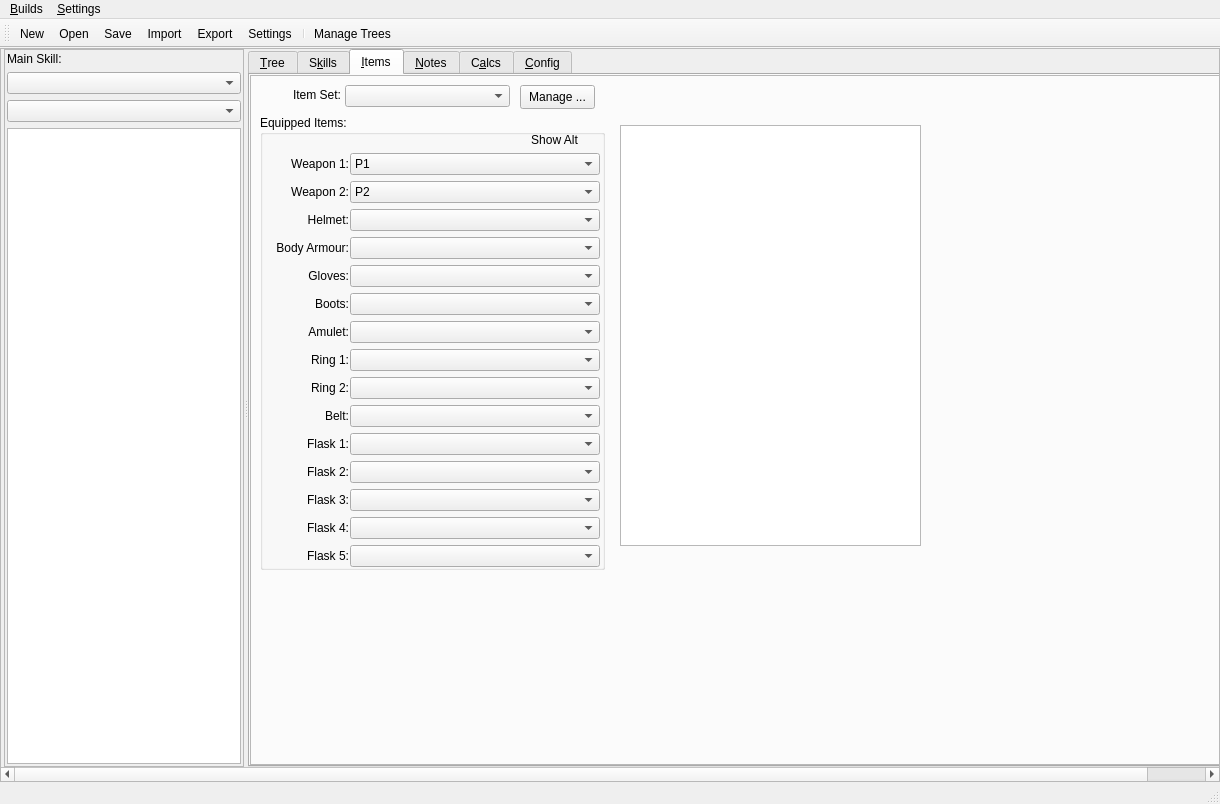
First picture: the form in Assets/PoB_Main_Window.ui, repository PathOfBuildingCommunity/PathOfBuilding-Python, before the edit.
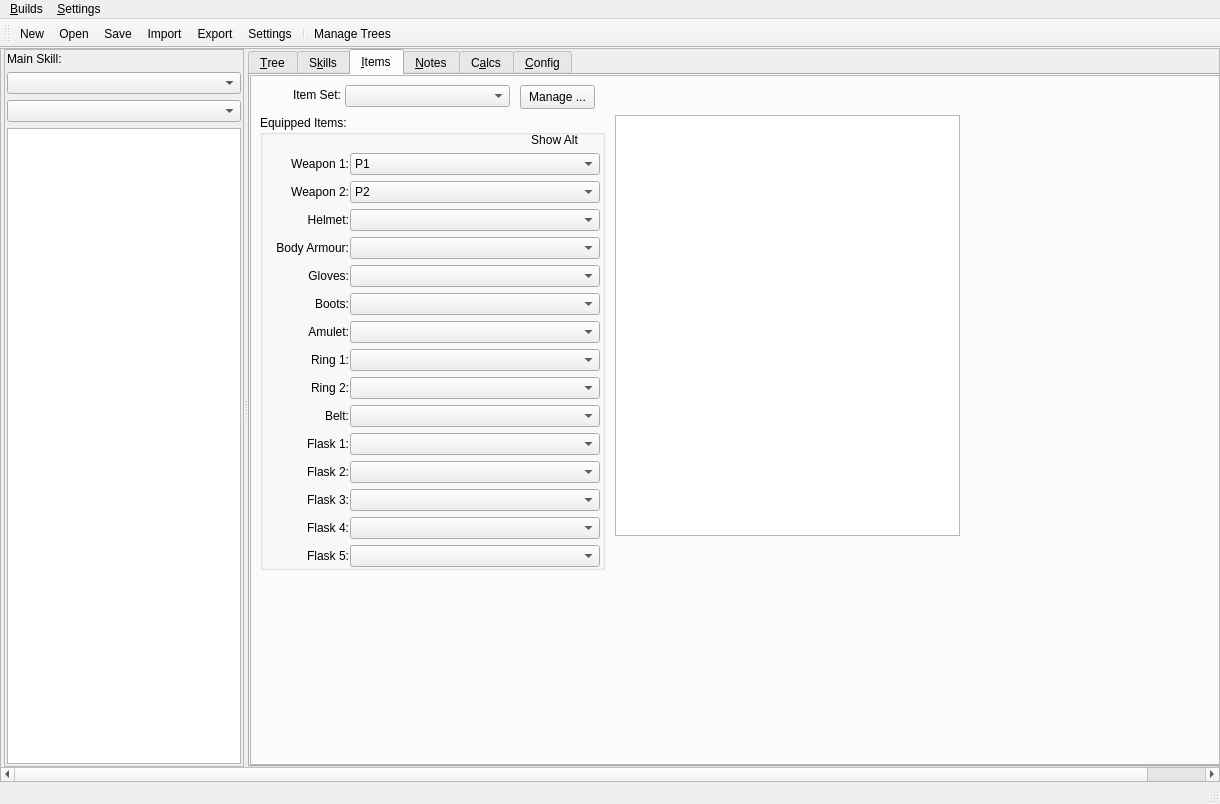
Second picture: the form after the edit. Icons and pictures are not drawn.

Commit message: Fix up more issues with tooltips and data formats. Probably need a 'mod()' class.

```diff
--- a/Assets/PoB_Main_Window.ui
+++ b/Assets/PoB_Main_Window.ui
@@ -1635,9 +1635,9 @@
                <widget class="QListWidget" name="list_Items">
                 <property name="geometry">
                  <rect>
-                  <x>370</x>
-                  <y>50</y>
-                  <width>301</width>
+                  <x>365</x>
+                  <y>40</y>
+                  <width>345</width>
                   <height>421</height>
                  </rect>
                 </property>
```
Left out of the diff: 5 changed lines with no effect on the pictures. The commit also changes 2 other files.
